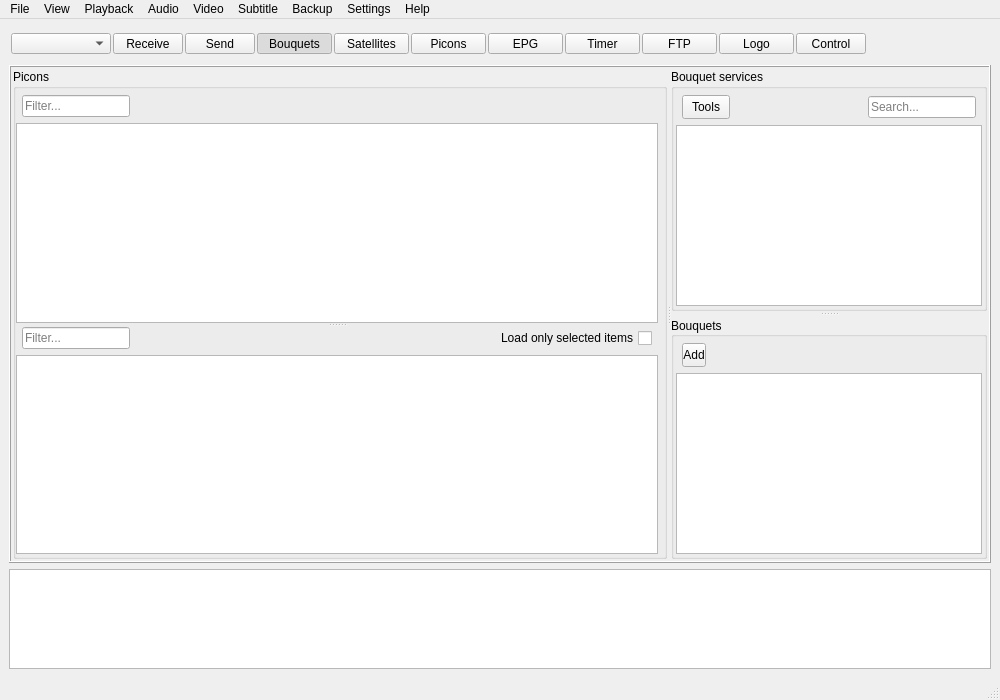
First picture: the form in app/ui/res/main.ui, repository DYefremov/E2Toolkit, before the edit.
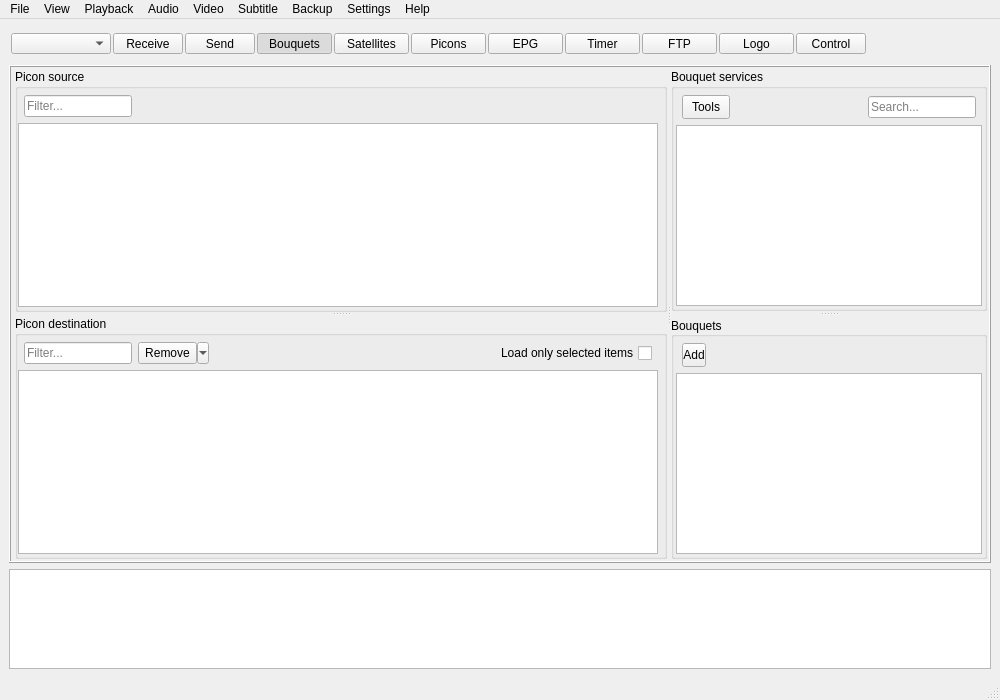
Second picture: the form after the edit. The open tabs and pages were chosen to show the change. Icons and pictures are not drawn.

Commit message: picons page rework

```diff
--- a/app/ui/res/main.ui
+++ b/app/ui/res/main.ui
@@ -960,44 +960,18 @@
           <widget class="QWidget" name="picon_page">
            <layout class="QGridLayout" name="picons_page_layout">
             <property name="leftMargin">
-             <number>0</number>
-            </property>
-            <property name="topMargin">
-             <number>0</number>
-            </property>
-            <property name="rightMargin">
-             <number>0</number>
-            </property>
-            <property name="bottomMargin">
-             <number>0</number>
-            </property>
-            <item row="0" column="0">
-             <widget class="QGroupBox" name="picon_group_box">
-              <property name="title">
-               <string>Picons</string>
-              </property>
-              <layout class="QGridLayout" name="picon_group_box_layout">
-               <property name="leftMargin">
-                <number>0</number>
-               </property>
-               <property name="topMargin">
-                <number>6</number>
-               </property>
-               <property name="rightMargin">
-                <number>6</number>
-               </property>
-               <property name="bottomMargin">
                 <number>2</number>
                </property>
-               <property name="spacing">
-                <number>6</number>
+            <property name="topMargin">
+             <number>0</number>
+            </property>
+            <property name="rightMargin">
+             <number>0</number>
+            </property>
+            <property name="bottomMargin">
+             <number>0</number>
                </property>
                <item row="0" column="0">
-                <widget class="QStackedWidget" name="picons_stacked_widget">
-                 <property name="currentIndex">
-                  <number>0</number>
-                 </property>
-                 <widget class="QWidget" name="picon_explorer_page">
                   <layout class="QGridLayout" name="picon_explorer_layout">
                    <property name="leftMargin">
                     <number>0</number>
@@ -1019,8 +993,23 @@
                      <property name="orientation">
                       <enum>Qt::Vertical</enum>
                      </property>
-                     <widget class="QWidget" name="layoutWidget">
+                <widget class="QGroupBox" name="picon_src_box">
+                 <property name="title">
+                  <string>Picon source</string>
+                 </property>
                       <layout class="QVBoxLayout" name="picon_src_layout">
+                  <property name="leftMargin">
+                   <number>0</number>
+                  </property>
+                  <property name="topMargin">
+                   <number>6</number>
+                  </property>
+                  <property name="rightMargin">
+                   <number>6</number>
+                  </property>
+                  <property name="bottomMargin">
+                   <number>2</number>
+                  </property>
                        <item>
                         <layout class="QHBoxLayout" name="picon_src_top_layout">
                          <property name="leftMargin">
@@ -1081,8 +1070,23 @@
                        </item>
                       </layout>
                      </widget>
-                     <widget class="QWidget" name="layoutWidget_2">
+                <widget class="QGroupBox" name="picon_dst_box">
+                 <property name="title">
+                  <string>Picon destination</string>
+                 </property>
                       <layout class="QVBoxLayout" name="picon_dst_layout">
+                  <property name="leftMargin">
+                   <number>0</number>
+                  </property>
+                  <property name="topMargin">
+                   <number>6</number>
+                  </property>
+                  <property name="rightMargin">
+                   <number>6</number>
+                  </property>
+                  <property name="bottomMargin">
+                   <number>2</number>
+                  </property>
                        <item>
                         <layout class="QHBoxLayout" name="picon_dst_top_layout">
                          <property name="leftMargin">
@@ -1110,6 +1114,32 @@
                            </property>
                           </widget>
                          </item>
+                    <item>
+                     <widget class="QToolButton" name="picon_dst_remove_button">
+                      <property name="sizePolicy">
+                       <sizepolicy hsizetype="Preferred" vsizetype="Preferred">
+                        <horstretch>0</horstretch>
+                        <verstretch>0</verstretch>
+                       </sizepolicy>
+                      </property>
+                      <property name="minimumSize">
+                       <size>
+                        <width>0</width>
+                        <height>0</height>
+                       </size>
+                      </property>
+                      <property name="text">
+                       <string>Remove</string>
+                      </property>
+                      <property name="icon">
+                       <iconset theme="user-trash">
+                        <normaloff>.</normaloff>.</iconset>
+                      </property>
+                      <property name="popupMode">
+                       <enum>QToolButton::MenuButtonPopup</enum>
+                      </property>
+                     </widget>
+                    </item>
                          <item>
                           <spacer name="picon_top_spacer">
                            <property name="orientation">
@@ -1147,12 +1177,6 @@
                     </widget>
                    </item>
                   </layout>
-                 </widget>
-                 <widget class="QWidget" name="picon_downloader_page"/>
-                </widget>
-               </item>
-              </layout>
-             </widget>
             </item>
            </layout>
           </widget>
```
Lines whose indentation alone changed are shown as unchanged. The commit also changes 2 other files.
